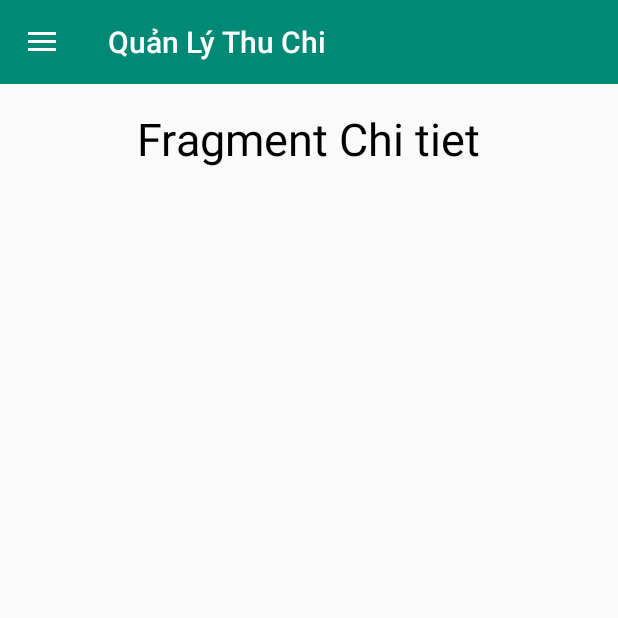
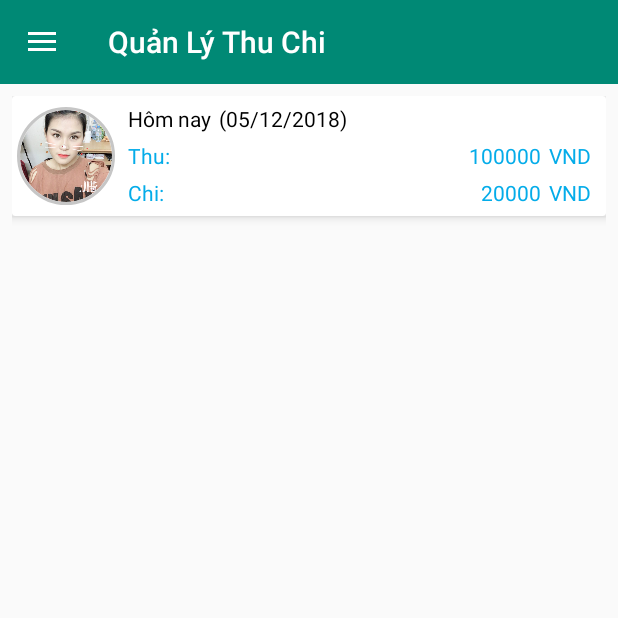
Before and after one commit to tvanhuu/QuanLyChiTieu, an Android app: the screen it shows after launch (MainActivity), on a phone screen of 412 x 824 dp, the top half of it. Run offline under Robolectric (Android 15) with nearby library versions, the light colour scheme and no system bars; our stand-ins replace CircleImageView.

Commit message:
update 23/2

```diff
--- a/app/src/main/AndroidManifest.xml
+++ b/app/src/main/AndroidManifest.xml
@@ -9,7 +9,7 @@
         android:roundIcon="@mipmap/ic_launcher_round"
         android:supportsRtl="true"
         android:theme="@style/AppTheme">
-        <activity android:name=".view.activity.MainActivity" android:windowSoftInputMode="adjustResize" >
+        <activity android:name=".view.activity.MainActivity" android:windowSoftInputMode="adjustNothing" >
             <intent-filter>
                 <action android:name="android.intent.action.MAIN" />
 
--- a/app/src/main/res/layout/frg_thongke.xml
+++ b/app/src/main/res/layout/frg_thongke.xml
@@ -3,15 +3,124 @@
     xmlns:tools="http://schemas.android.com/tools"
     android:layout_width="match_parent"
     android:layout_height="match_parent"
+    xmlns:app="http://schemas.android.com/apk/res-auto"
+    android:padding="@dimen/padding_medium"
     android:orientation="vertical"
-    android:padding="@dimen/padding_large"
     android:theme="@style/ThemeOverlay.AppCompat.Dark">
 
-    <TextView
-        android:layout_width="wrap_content"
-        android:layout_height="wrap_content"
-        android:text="Fragment Chi tiet"
-        android:textColor="#000"
-        android:textSize="30sp"
-        android:layout_gravity="center"/>
+    <android.support.v7.widget.CardView
+        android:layout_width="match_parent"
+        android:layout_height="80dp"
+        app:cardElevation="4dp"
+        app:cardCornerRadius="2dp"
+        app:cardBackgroundColor="@color/white">
+
+        <!--hom nay -->
+        <RelativeLayout
+            android:layout_width="match_parent"
+            android:layout_height="match_parent">
+
+            <de.hdodenhof.circleimageview.CircleImageView
+                android:id="@+id/img_iconThongke"
+                android:layout_width="72dp"
+                android:layout_height="match_parent"
+                android:padding="@dimen/padding_tiny_plus_one"
+                android:src="@drawable/logo_user"
+                app:civ_border_width="2dp"
+                app:civ_border_color="#c6c6c6"
+                android:layout_alignParentStart="true" />
+
+            <!--hom nay -->
+            <android.support.v7.widget.AppCompatTextView
+                android:id="@+id/txt_1"
+                android:layout_width="wrap_content"
+                android:layout_height="wrap_content"
+                android:text="Hôm nay"
+                android:layout_toEndOf="@id/img_iconThongke"
+                android:layout_alignParentTop="true"
+                style="@style/textstyle"
+                android:textSize="14sp"/>
+
+            <android.support.v7.widget.AppCompatTextView
+                android:id="@+id/txt_1day"
+                android:layout_width="wrap_content"
+                android:layout_height="wrap_content"
+                android:text="(05/12/2018)"
+                android:layout_toEndOf="@id/txt_1"
+                android:layout_alignParentTop="true"
+                style="@style/textstyle"
+                android:textSize="14sp"/>
+
+            <android.support.v7.widget.AppCompatTextView
+                android:id="@+id/txt_titlethu"
+                android:layout_width="wrap_content"
+                android:layout_height="wrap_content"
+                android:text="Thu: "
+                android:layout_below="@id/txt_1"
+                android:layout_toEndOf="@id/img_iconThongke"
+                style="@style/textstyle"
+                android:textColor="#04ace9"
+                android:textSize="14sp"/>
+
+
+            <android.support.v7.widget.AppCompatTextView
+                android:id="@+id/txt_thuhomnay"
+                android:layout_width="wrap_content"
+                android:layout_height="wrap_content"
+                android:layout_toStartOf="@id/txt_vnd"
+                android:text="100000"
+                android:layout_below="@id/txt_1day"
+                style="@style/textstyle"
+                android:gravity="end"
+                android:textColor="#04ace9"/>
+
+            <android.support.v7.widget.AppCompatTextView
+                android:id="@+id/txt_vnd"
+                android:layout_width="wrap_content"
+                android:layout_height="wrap_content"
+                android:text="VND"
+                android:layout_below="@id/txt_1day"
+                android:layout_alignParentEnd="true"
+                android:layout_marginEnd="10dp"
+                style="@style/textstyle"
+                android:gravity="end"
+                android:textColor="#04ace9"/>
+
+            <android.support.v7.widget.AppCompatTextView
+                android:id="@+id/txt_3"
+                android:layout_width="wrap_content"
+                android:layout_height="wrap_content"
+                android:text="Chi: "
+                android:layout_below="@id/txt_titlethu"
+                android:layout_toEndOf="@id/img_iconThongke"
+                style="@style/textstyle"
+                android:layout_marginTop="5dp"
+                android:textColor="#04ace9"/>
+
+            <android.support.v7.widget.AppCompatTextView
+                android:id="@+id/txt_chihomnay"
+                android:layout_width="wrap_content"
+                android:layout_height="wrap_content"
+                android:text="20000"
+                android:layout_below="@id/txt_thuhomnay"
+                android:layout_toStartOf="@id/txt_vnd1"
+                style="@style/textstyle"
+                android:gravity="end"
+                android:textColor="#04ace9"/>
+
+            <android.support.v7.widget.AppCompatTextView
+                android:id="@+id/txt_vnd1"
+                android:layout_width="wrap_content"
+                android:layout_height="wrap_content"
+                android:text="VND"
+                android:layout_below="@id/txt_vnd"
+                android:layout_alignParentEnd="true"
+                android:layout_marginEnd="10dp"
+                style="@style/textstyle"
+                android:gravity="end"
+                android:textColor="#04ace9"/>
+
+        </RelativeLayout>
+
+    </android.support.v7.widget.CardView>
 </LinearLayout>
--- a/app/src/main/res/layout/row_recyclerview.xml
+++ b/app/src/main/res/layout/row_recyclerview.xml
@@ -4,14 +4,15 @@
     xmlns:android="http://schemas.android.com/apk/res/android"
     android:layout_width="wrap_content"
     android:layout_height="wrap_content"
-    android:layout_marginStart="5dp"
-    android:layout_marginEnd="5dp"
-    android:layout_marginTop="5dp"
+    android:layout_marginStart="@dimen/margin_5dp"
+    android:layout_marginEnd="@dimen/margin_5dp"
+    android:layout_marginTop="@dimen/margin_5dp"
     card_view:cardCornerRadius="2dp"
     card_view:cardElevation="4dp"
-    card_view:cardBackgroundColor='#FFFF'>
+    card_view:cardBackgroundColor='@color/white'>
 
-    <RelativeLayout xmlns:android="http://schemas.android.com/apk/res/android"
+    <RelativeLayout
+        xmlns:android="http://schemas.android.com/apk/res/android"
         android:layout_width="match_parent"
         android:layout_height="wrap_content"
         android:paddingBottom="3dp"
--- a/app/src/main/res/layout/testthoi.xml
+++ /dev/null
@@ -1,6 +0,0 @@
-<?xml version="1.0" encoding="utf-8"?>
-<android.support.constraint.ConstraintLayout
-    xmlns:android="http://schemas.android.com/apk/res/android" android:layout_width="match_parent"
-    android:layout_height="match_parent">
-
-</android.support.constraint.ConstraintLayout>
--- a/app/src/main/res/values/colors.xml
+++ b/app/src/main/res/values/colors.xml
@@ -4,4 +4,5 @@
     <color name="colorPrimaryDark">#008975</color>
     <color name="colorAccent">#00BF9A</color>
     <color name="textColor">#848484</color>
+    <color name="white">#FFFF</color>
 </resources>
--- a/app/src/main/res/values/dimens.xml
+++ b/app/src/main/res/values/dimens.xml
@@ -12,7 +12,8 @@
     <dimen name="padding_large">16dp</dimen>
     <dimen name="padding_extra_large">24dp</dimen>
     <dimen name="padding_extra_extra_large">32dp</dimen>
-
+    <!--Margin -->
+    <dimen name="margin_5dp">5dp</dimen>
     <!-- Main Activity components -->
     <dimen name="empty_icon_width">60dp</dimen>
     <dimen name="empty_icon_height">60dp</dimen>
--- a/app/src/main/res/values/styles.xml
+++ b/app/src/main/res/values/styles.xml
@@ -15,4 +15,11 @@
         <item name="android:windowEnterAnimation">@anim/slide_up</item>
     </style>
 
+    <style name="textstyle" >
+        <item name="android:textColor">#000</item>
+        <item name="android:textStyle">normal</item>
+        <item name="android:paddingStart">5dp</item>
+        <item name="android:layout_marginTop">5dp</item>
+    </style>
+
 </resources>
```
Also changed, not shown: 1 other file.
